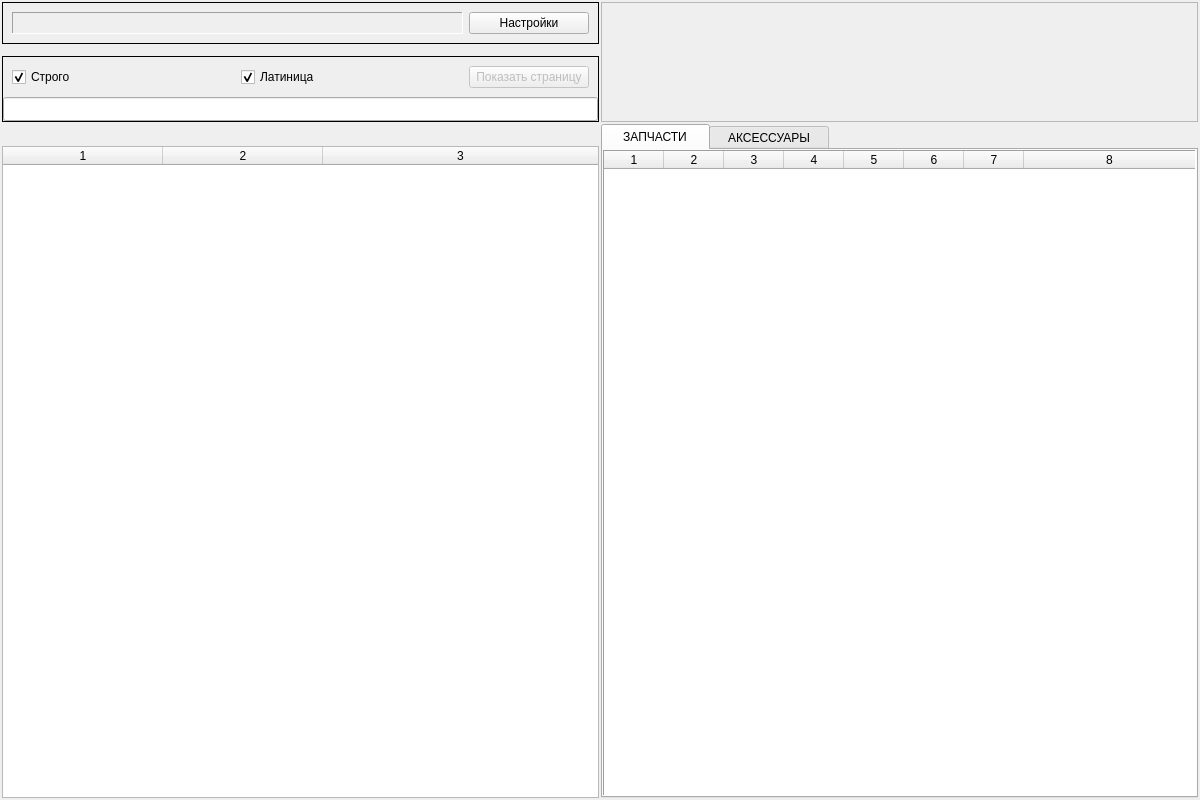
First picture: the form in content/window_main.ui, repository Wrexan/MDA, before the edit.
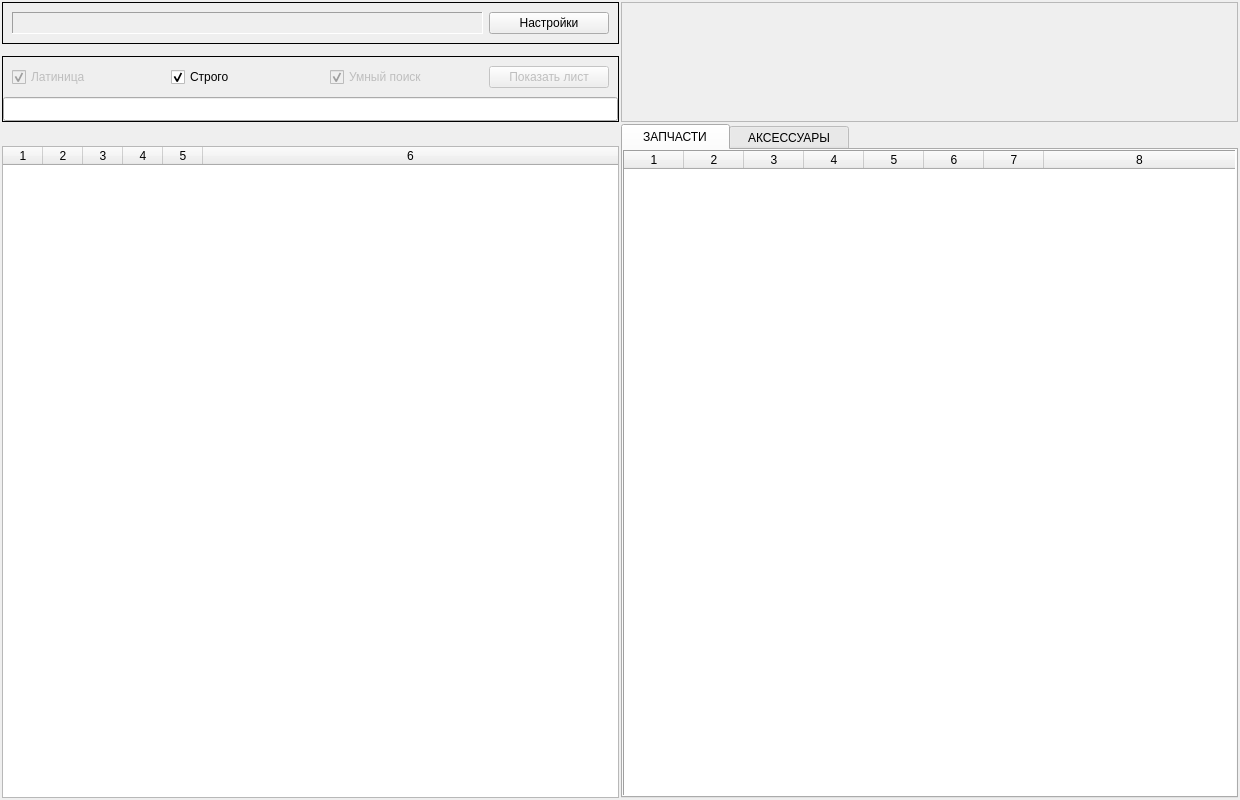
Second picture: the form after the edit.

```diff
--- a/content/window_main.ui
+++ b/content/window_main.ui
@@ -6,7 +6,7 @@
    <rect>
     <x>0</x>
     <y>0</y>
-    <width>1200</width>
+    <width>1240</width>
     <height>800</height>
    </rect>
   </property>
@@ -224,18 +224,11 @@
                 <property name="bottomMargin">
                  <number>9</number>
                 </property>
-                <item>
-                 <widget class="QCheckBox" name="chb_search_strict">
-                  <property name="text">
-                   <string>Строго</string>
-                  </property>
-                  <property name="checked">
-                   <bool>true</bool>
-                  </property>
-                 </widget>
-                </item>
                 <item>
                  <widget class="QCheckBox" name="chb_search_eng">
+                  <property name="enabled">
+                   <bool>false</bool>
+                  </property>
                   <property name="text">
                    <string>Латиница</string>
                   </property>
@@ -244,6 +237,32 @@
                   </property>
                  </widget>
                 </item>
+                <item>
+                 <widget class="QCheckBox" name="chb_search_strict">
+                  <property name="text">
+                   <string>Строго</string>
+                  </property>
+                  <property name="checked">
+                   <bool>true</bool>
+                  </property>
+                 </widget>
+                </item>
+                <item>
+                 <widget class="QCheckBox" name="checkBox">
+                  <property name="enabled">
+                   <bool>false</bool>
+                  </property>
+                  <property name="text">
+                   <string>Умный поиск</string>
+                  </property>
+                  <property name="checkable">
+                   <bool>true</bool>
+                  </property>
+                  <property name="checked">
+                   <bool>true</bool>
+                  </property>
+                 </widget>
+                </item>
                 <item>
                  <widget class="QPushButton" name="pushButton">
                   <property name="enabled">
@@ -262,7 +281,7 @@
                    </size>
                   </property>
                   <property name="text">
-                   <string>Показать страницу</string>
+                   <string>Показать лист</string>
                   </property>
                   <property name="autoDefault">
                    <bool>false</bool>
@@ -341,7 +360,7 @@
            <rect>
             <x>0</x>
             <y>0</y>
-            <width>595</width>
+            <width>615</width>
             <height>118</height>
            </rect>
           </property>
@@ -478,18 +497,12 @@
               <height>16777215</height>
              </size>
             </property>
-            <property name="horizontalScrollBarPolicy">
-             <enum>Qt::ScrollBarAsNeeded</enum>
-            </property>
-            <property name="sizeAdjustPolicy">
-             <enum>QAbstractScrollArea::AdjustIgnored</enum>
+            <property name="autoScroll">
+             <bool>false</bool>
             </property>
             <property name="editTriggers">
              <set>QAbstractItemView::NoEditTriggers</set>
             </property>
-            <property name="alternatingRowColors">
-             <bool>false</bool>
-            </property>
             <property name="selectionMode">
              <enum>QAbstractItemView::SingleSelection</enum>
             </property>
@@ -500,7 +513,7 @@
              <enum>Qt::SolidLine</enum>
             </property>
             <property name="columnCount">
-             <number>3</number>
+             <number>6</number>
             </property>
             <attribute name="horizontalHeaderVisible">
              <bool>true</bool>
@@ -509,10 +522,10 @@
              <bool>false</bool>
             </attribute>
             <attribute name="horizontalHeaderMinimumSectionSize">
-             <number>14</number>
+             <number>10</number>
             </attribute>
             <attribute name="horizontalHeaderDefaultSectionSize">
-             <number>160</number>
+             <number>40</number>
             </attribute>
             <attribute name="horizontalHeaderStretchLastSection">
              <bool>true</bool>
@@ -532,6 +545,9 @@
             <column/>
             <column/>
             <column/>
+            <column/>
+            <column/>
+            <column/>
            </widget>
           </item>
          </layout>
```
Left out of the diff: 4 changed lines with no effect on the pictures.
